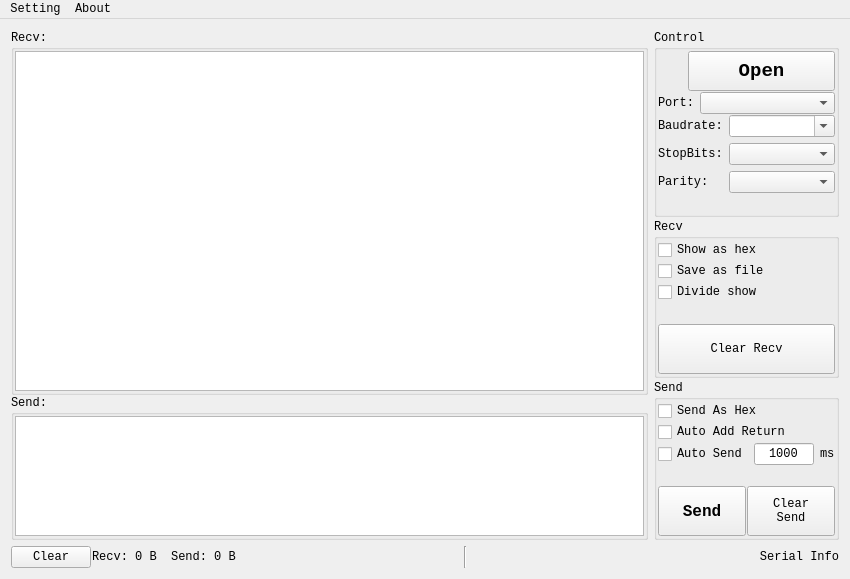
Before: the Qt Designer form mainwindow.ui in GeeMing/GM_SerialCom, drawn with Qt 5.
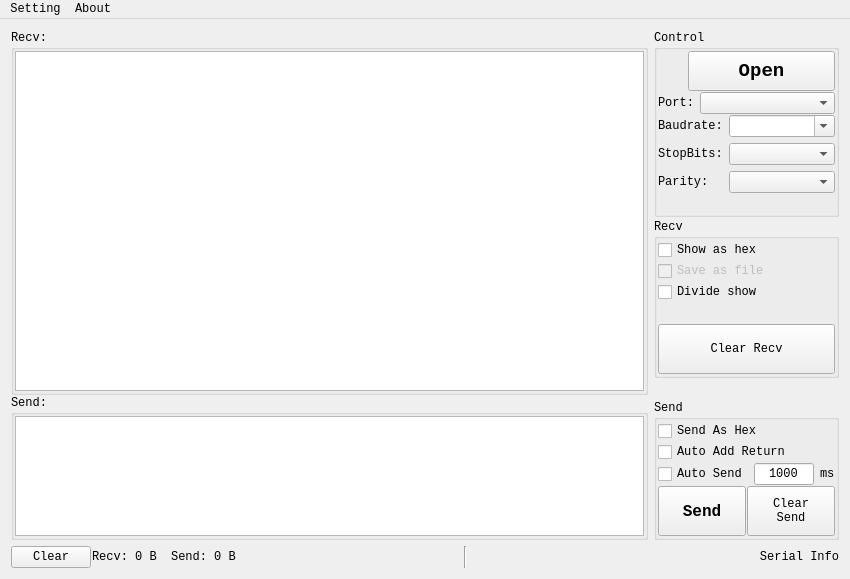
After: the same form once the commit is applied. Icons and pictures are not drawn.

Commit message: add save config feature

Diff of the .ui file:
```diff
--- a/mainwindow.ui
+++ b/mainwindow.ui
@@ -506,6 +506,9 @@
            </item>
            <item>
             <widget class="QCheckBox" name="chkBox_saveRecv">
+             <property name="enabled">
+              <bool>false</bool>
+             </property>
              <property name="font">
               <font>
                <family>Consolas</family>
@@ -565,6 +568,22 @@
           </layout>
          </widget>
         </item>
+        <item>
+         <spacer name="verticalSpacer_3">
+          <property name="orientation">
+           <enum>Qt::Vertical</enum>
+          </property>
+          <property name="sizeType">
+           <enum>QSizePolicy::Expanding</enum>
+          </property>
+          <property name="sizeHint" stdset="0">
+           <size>
+            <width>20</width>
+            <height>40</height>
+           </size>
+          </property>
+         </spacer>
+        </item>
         <item>
          <widget class="QGroupBox" name="groupBox">
           <property name="sizePolicy">
@@ -699,22 +718,6 @@
              </item>
             </layout>
            </item>
-           <item>
-            <spacer name="verticalSpacer_3">
-             <property name="orientation">
-              <enum>Qt::Vertical</enum>
-             </property>
-             <property name="sizeType">
-              <enum>QSizePolicy::Expanding</enum>
-             </property>
-             <property name="sizeHint" stdset="0">
-              <size>
-               <width>20</width>
-               <height>40</height>
-              </size>
-             </property>
-            </spacer>
-           </item>
            <item>
             <layout class="QHBoxLayout" name="horizontalLayout_7" stretch="0,0">
              <property name="spacing">
```
Left out of the diff: 4 changed lines with no effect on the pictures. The commit also changes 2 other files.
